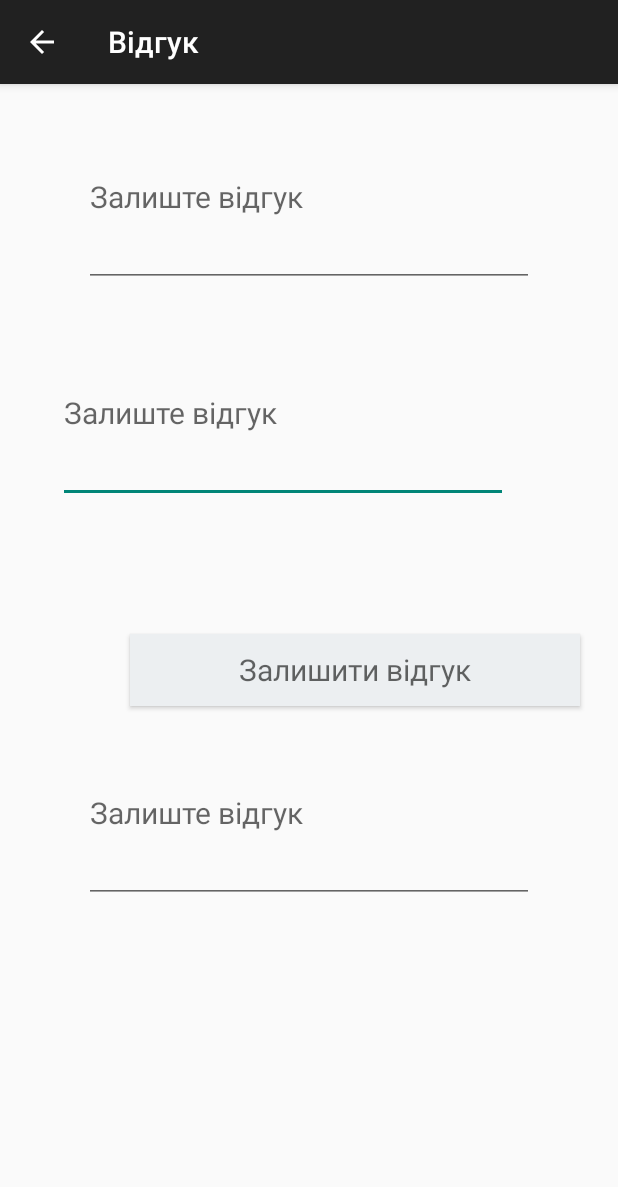
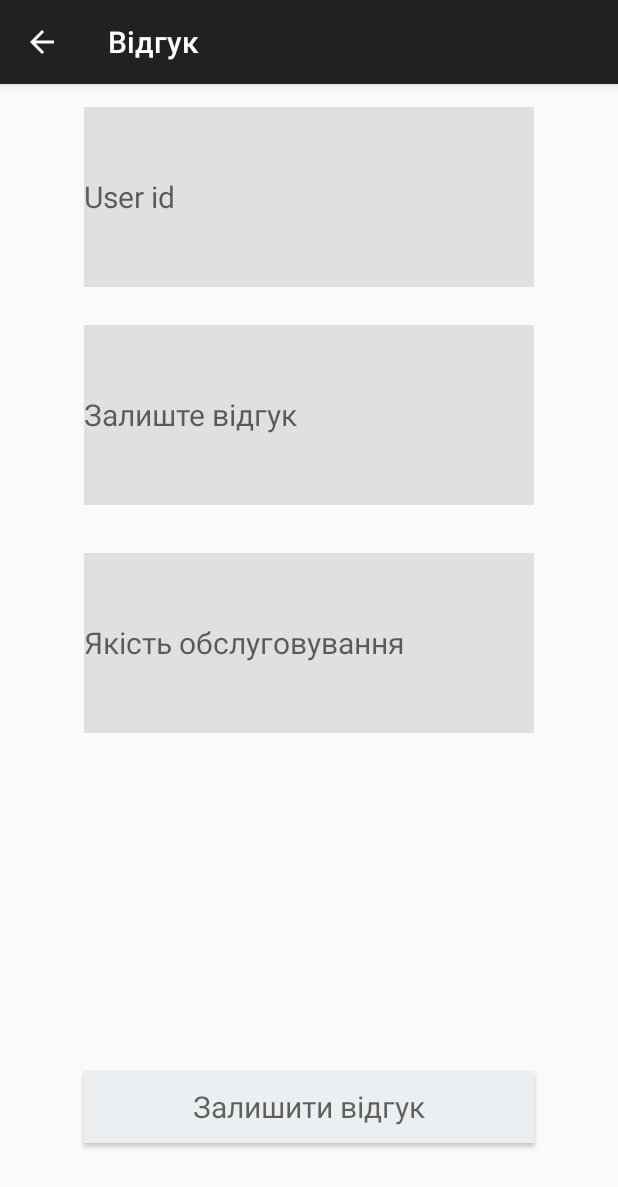
Before and after one commit to NewWorldOrderTeam/ZNAP, an Android app: the RateActivity screen opened directly, with no data from a screen before it, on a phone screen of 412 x 824 dp. Shown: the top 1187 px of the screen. Run offline under Robolectric (Android 15) with nearby library versions, the phone set to English and light mode, and no system bars; libraries missing offline, so code that uses them is left out: com.weiwangcn.betterspinner.

Commit message:
[^] [Android] Rate null field fixed,UI fixes

```diff
--- a/prototype/android/LMR_ZNAP/app/src/main/java/com/znap/lmr/lmr_znap/RateActivity.java
+++ b/prototype/android/LMR_ZNAP/app/src/main/java/com/znap/lmr/lmr_znap/RateActivity.java
@@ -60,7 +60,6 @@ public class RateActivity extends AppCompatActivity {
             @Override
             public void onClick(View v) {
                 description = etDescription.getText().toString();
-                user_id = Integer.parseInt(etUser_id.getText().toString());
                 RateActivity.Request request = new RateActivity.Request();
                 request.execute();
                 Pattern pattern = Pattern.compile("message=.*,");
--- a/prototype/android/LMR_ZNAP/app/src/main/res/layout/activity_rate.xml
+++ b/prototype/android/LMR_ZNAP/app/src/main/res/layout/activity_rate.xml
@@ -12,12 +12,11 @@
         android:layout_width="300dp"
         android:layout_height="120dp"
 
-        android:layout_alignEnd="@+id/etUser_id"
-        android:layout_alignRight="@+id/etUser_id"
+        android:layout_alignLeft="@+id/etUser_id"
+        android:layout_alignStart="@+id/etUser_id"
         android:layout_below="@+id/etUser_id"
-        android:layout_marginEnd="17dp"
-        android:layout_marginRight="17dp"
-        android:layout_marginTop="24dp"
+        android:layout_marginTop="25dp"
+        android:background="#E0E0E0"
         android:ems="10"
         android:hint="Залиште відгук"
         android:textSize="20dp" />
@@ -27,19 +26,24 @@
         android:layout_height="120dp"
         android:layout_marginTop="15dp"
         android:ems="10"
-        android:hint="Залиште відгук"
+        android:hint="User id"
+        android:background="#E0E0E0"
         android:textSize="20dp"
+        android:inputType="number"
         android:layout_centerHorizontal="true" />
 
     <EditText
         android:id="@+id/etQuality"
         android:layout_width="300dp"
         android:layout_height="120dp"
-        android:layout_below="@+id/btLeaveReview"
-        android:layout_centerHorizontal="true"
-        android:layout_marginTop="11dp"
+        android:layout_alignLeft="@+id/etDescription"
+        android:layout_alignStart="@+id/etDescription"
+        android:layout_below="@+id/etDescription"
+        android:layout_marginTop="32dp"
+        android:background="#E0E0E0"
         android:ems="10"
-        android:hint="Залиште відгук"
+        android:inputType="number"
+        android:hint="Якість обслуговування"
         android:textSize="20dp" />
 
 
@@ -47,12 +51,10 @@
         android:id="@+id/btLeaveReview"
         android:layout_width="300dp"
         android:layout_height="48dp"
-        android:layout_alignParentEnd="true"
-        android:layout_alignParentRight="true"
-        android:layout_below="@+id/etDescription"
-        android:layout_marginEnd="25dp"
-        android:layout_marginRight="25dp"
-        android:layout_marginTop="87dp"
+        android:layout_alignLeft="@+id/etUser_id"
+        android:layout_alignParentBottom="true"
+        android:layout_alignStart="@+id/etUser_id"
+        android:layout_marginBottom="62dp"
         android:background="@color/color"
         android:text="Залишити відгук"
         android:textAppearance="@style/TextAppearance.AppCompat.Medium"
--- a/prototype/android/LMR_ZNAP/app/src/main/res/layout/activity_sign_in.xml
+++ b/prototype/android/LMR_ZNAP/app/src/main/res/layout/activity_sign_in.xml
@@ -40,6 +40,7 @@
         android:ems="10"
         android:hint="  Email"
         android:inputType="textPersonName"
+        android:background="#E0E0E0"
         android:textColorHint="#BDBDBD"
         tools:layout_editor_absoluteX="30dp"
         tools:layout_editor_absoluteY="15dp" />
@@ -89,6 +90,7 @@
         android:hint=" Пароль"
         android:inputType="textPassword"
         android:textColorHint="#BDBDBD"
+        android:background="#E0E0E0"
         tools:layout_editor_absoluteX="30dp"
         tools:layout_editor_absoluteY="60dp" />
 
```
Also changed, not shown: prototype/android/LMR_ZNAP/app/src/main/res/layout/activity_sign_up.xml (+16 -10 lines).
